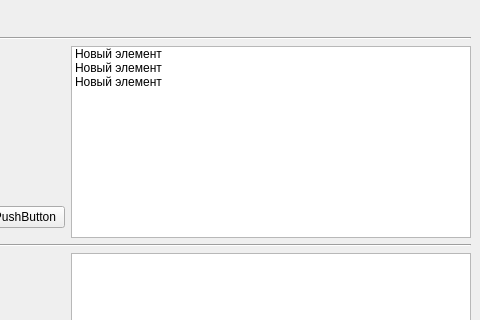
Above: Forms/MainWindow.ui from NightSkumbry/ege_app_client before the change; both pictures show x 320 to 800 and y 0 to 320 of the 800 by 675 pixel window. Below: the same form after it.
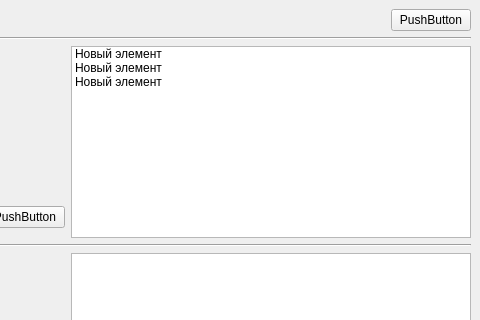
That is the form after the change. Icons and pictures are not drawn.

Diff of the .ui file:
```diff
--- a/Forms/MainWindow.ui
+++ b/Forms/MainWindow.ui
@@ -37,6 +37,13 @@
         </property>
        </spacer>
       </item>
+      <item>
+       <widget class="QPushButton" name="pushButton_5">
+        <property name="text">
+         <string>PushButton</string>
+        </property>
+       </widget>
+      </item>
      </layout>
     </item>
     <item>
```
